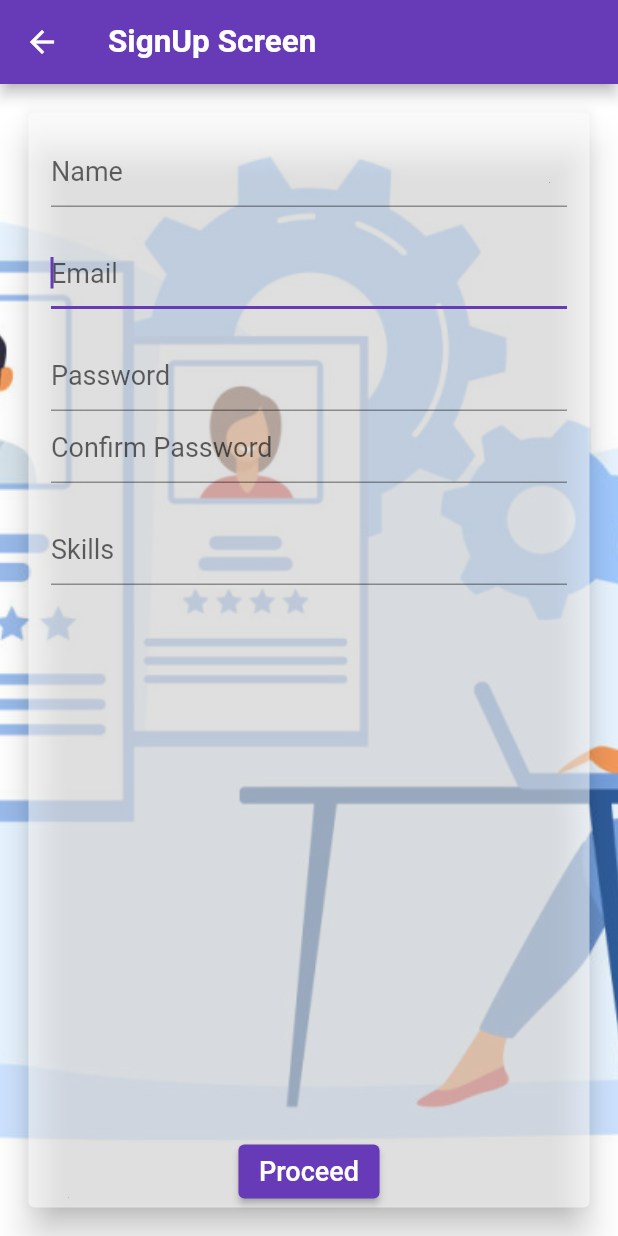
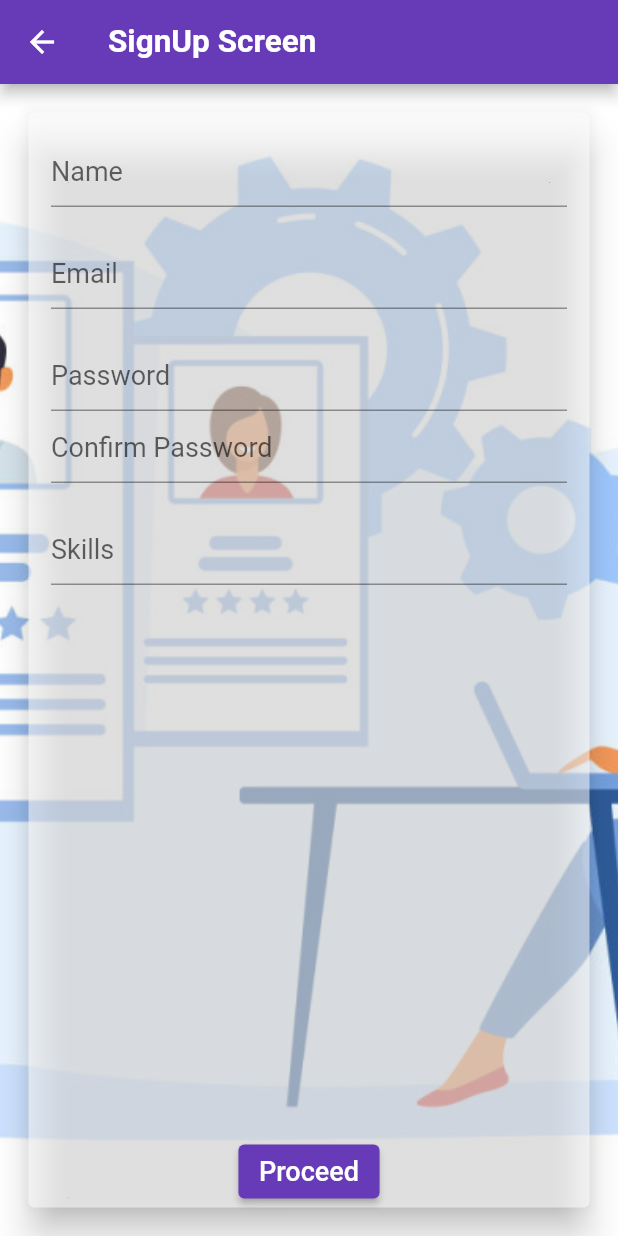
Before and after one commit to Aman2two/jobs, a Flutter app: the LoginScreen screen opened directly, after a tap on "Sign Up", on a phone screen of 412 x 824 dp. Run offline on Flutter 3.47's test engine with Material 2 defaults, Android fonts, the phone set to English and light mode, and no system bars; our stand-ins replace dio.

```diff
--- a/lib/api/apihandler.dart
+++ b/lib/api/apihandler.dart
@@ -9,6 +9,7 @@ class ApiHandler {
 
   static Future<Map<dynamic,dynamic>> signUp(Map<String,dynamic> data) async{
     try {
+      print(data.toString());
       Response response = await dio.post(
           "$baseUrl$register", data: jsonEncode(data));
       print(response);
--- a/lib/screens/login_screen.dart
+++ b/lib/screens/login_screen.dart
@@ -1,6 +1,5 @@
 import 'package:flutter/material.dart';
 import 'package:flutter/widgets.dart';
-import 'package:jobs/api/apihandler.dart';
 import 'package:jobs/screens/signup_screen.dart';
 import 'package:jobs/utility/constants.dart';
 import 'package:jobs/utility/utility.dart';
--- a/lib/screens/signup_screen.dart
+++ b/lib/screens/signup_screen.dart
@@ -89,7 +89,6 @@ class SignUpScreen extends StatelessWidget {
               TextFormField(
                 decoration: InputDecoration(hintText: email),
                 maxLines: 1,
-                autofocus: true,
                 style: Theme.of(context).textTheme.subtitle1,
                 controller: _signUpController.tecEmail,
                 validator: (value) {
@@ -117,7 +116,6 @@ class SignUpScreen extends StatelessWidget {
               TextFormField(
                 decoration: InputDecoration(hintText: confirmPassword),
                 maxLines: 1,
-                autofocus: true,
                 style: Theme.of(context).textTheme.subtitle1,
                 controller: _signUpController.tecConfirmPassword,
                 obscureText: true,
@@ -132,7 +130,6 @@ class SignUpScreen extends StatelessWidget {
               TextFormField(
                 decoration: InputDecoration(hintText: skillsText),
                 maxLines: 1,
-                autofocus: true,
                 style: Theme.of(context).textTheme.subtitle1,
                 controller: _signUpController.tecSkills,
                 validator: (value) {
@@ -167,12 +164,10 @@ class SignUpScreen extends StatelessWidget {
                   Utility.getSnackBar(errorString, isError: true));
             } else {
               String id = value[data][email.toLowerCase()];
-              _scaffoldKey.currentState.showSnackBar(Utility.getSnackBar(
-                  "$userIdCreatedMsg $id",
-                  isError: false));
+              _scaffoldKey.currentState.showSnackBar(
+                  Utility.getSnackBar("$userIdCreatedMsg $id", isError: false));
               Future.delayed(Duration(seconds: 2), () {
-                Utility.navigateTo(
-                    context: context, nextPageName: LoginScreen());
+                Utility.goBack(context);
               });
             }
           });
--- a/lib/screens/usertype.dart
+++ b/lib/screens/usertype.dart
@@ -42,7 +42,7 @@ class UserType extends StatelessWidget {
         mainAxisAlignment: MainAxisAlignment.spaceEvenly,
         children: [
           Radio(
-              value: 0,
+              value: 1,
               groupValue:
                   Provider.of<AppVariables>(context, listen: false).userType,
               onChanged: (value) => changeValue(context, value)),
@@ -58,7 +58,7 @@ class UserType extends StatelessWidget {
             width: 10,
           ),
           Radio(
-              value: 1,
+              value: 0,
               groupValue:
                   Provider.of<AppVariables>(context, listen: false).userType,
               onChanged: (value) => changeValue(context, value)),
--- a/lib/utility/app_variables.dart
+++ b/lib/utility/app_variables.dart
@@ -4,7 +4,7 @@
 import 'package:flutter/material.dart';
 
 class AppVariables extends ChangeNotifier {
-  int _userType = 0;
+  int _userType = 1;
   bool _loaderShowing=false;
 
   bool get loaderShowing => _loaderShowing;
--- a/lib/utility/utility.dart
+++ b/lib/utility/utility.dart
@@ -3,9 +3,18 @@ import 'package:flutter/material.dart';
 
 class Utility {
   static navigateTo(
-      {@required BuildContext context, @required Widget nextPageName}) {
-    Navigator.push(context,
-        MaterialPageRoute(builder: (BuildContext context) => nextPageName));
+      {@required BuildContext context,
+      @required Widget nextPageName,
+      bool replace = false}) {
+    replace
+        ? Navigator.pushReplacement(context,
+            MaterialPageRoute(builder: (BuildContext context) => nextPageName))
+        : Navigator.push(context,
+            MaterialPageRoute(builder: (BuildContext context) => nextPageName));
+  }
+
+  static goBack(BuildContext context){
+    Navigator.pop(context);
   }
 
   static bool isValidEmail(String data) {
@@ -29,7 +38,6 @@ class Utility {
   static SnackBar getSnackBar(String text, {bool isError = false}) {
     return SnackBar(
       content: Container(
-        height: 50.0,
         child: Text(
           text,
           style: TextStyle(fontSize: 18.0, fontWeight: FontWeight.w500),
```
